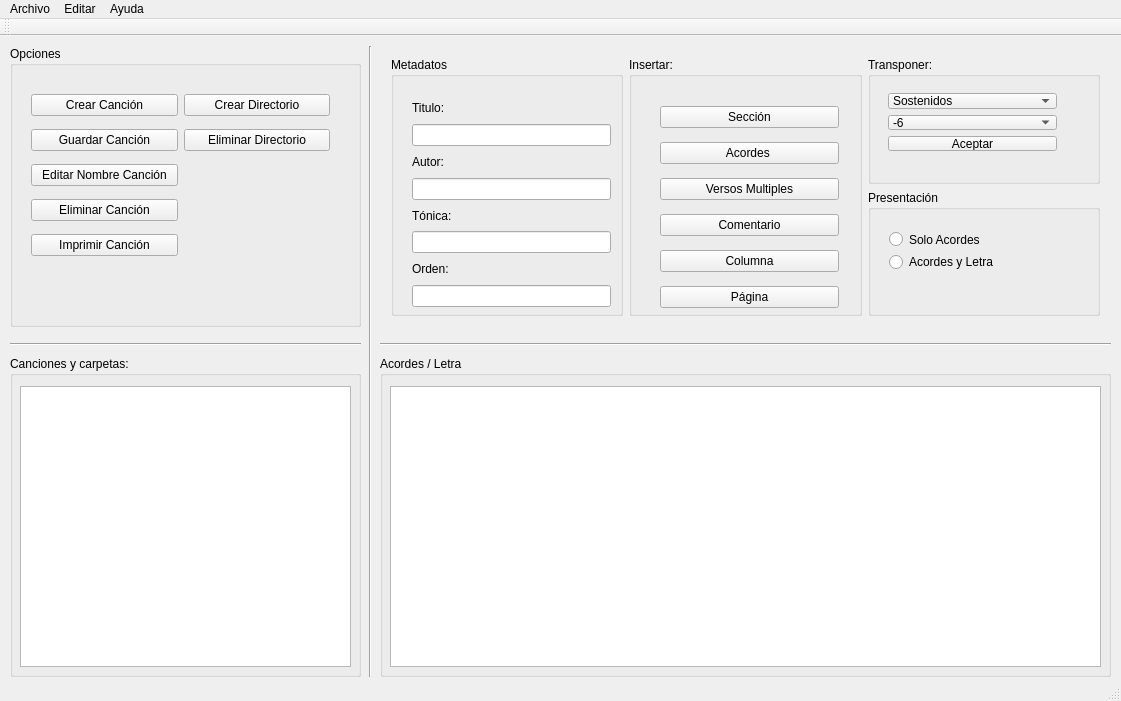
First picture: the form in mainwindow.ui, repository jjalvarezl/SongManager, before the edit.
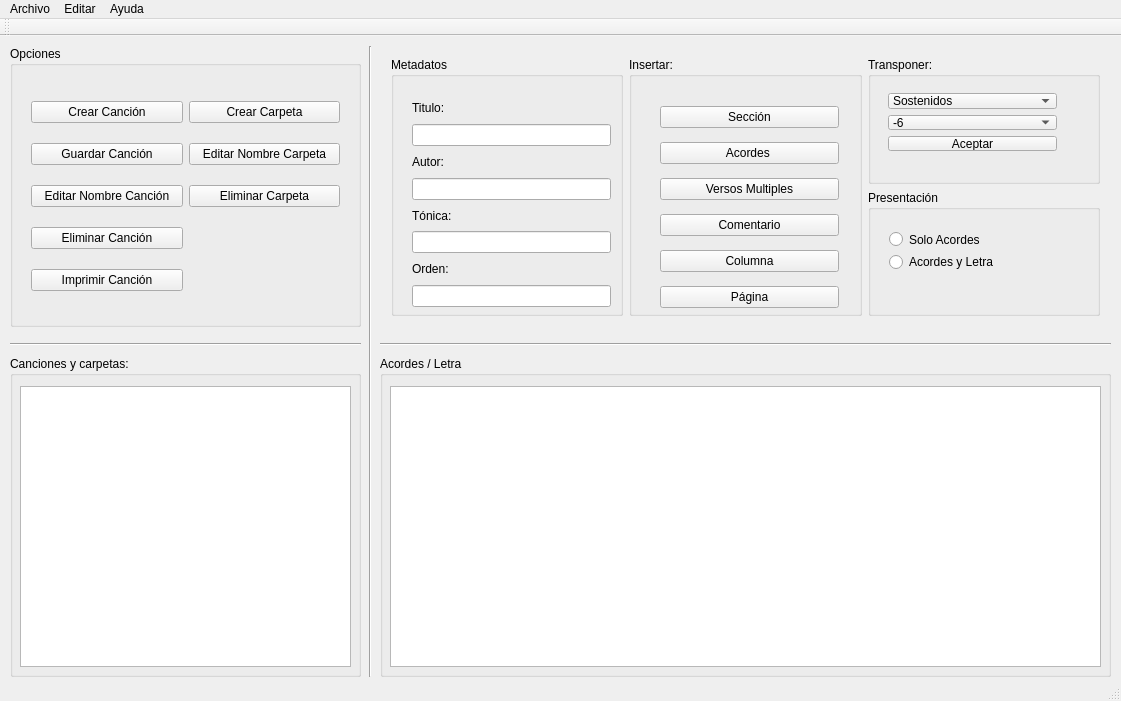
Second picture: the form after the edit.

```diff
--- a/mainwindow.ui
+++ b/mainwindow.ui
@@ -109,13 +109,13 @@
     <property name="title">
      <string>Opciones</string>
     </property>
-    <widget class="QWidget" name="">
+    <widget class="QWidget" name="layoutWidget">
      <property name="geometry">
       <rect>
        <x>10</x>
        <y>30</y>
-       <width>321</width>
-       <height>201</height>
+       <width>331</width>
+       <height>241</height>
       </rect>
      </property>
      <layout class="QGridLayout" name="gridLayout">
@@ -129,7 +129,7 @@
       <item row="0" column="1">
        <widget class="QPushButton" name="pushButtonMakeDir">
         <property name="text">
-         <string>Crear Directorio</string>
+         <string>Crear Carpeta</string>
         </property>
        </widget>
       </item>
@@ -140,13 +140,6 @@
         </property>
        </widget>
       </item>
-      <item row="1" column="1">
-       <widget class="QPushButton" name="pushButtonDeleteDir">
-        <property name="text">
-         <string>Eliminar Directorio</string>
-        </property>
-       </widget>
-      </item>
       <item row="2" column="0">
        <widget class="QPushButton" name="pushButtonEditSongName">
         <property name="text">
@@ -168,6 +161,20 @@
         </property>
        </widget>
       </item>
+      <item row="1" column="1">
+       <widget class="QPushButton" name="pushButtonEditDirName">
+        <property name="text">
+         <string>Editar Nombre Carpeta</string>
+        </property>
+       </widget>
+      </item>
+      <item row="2" column="1">
+       <widget class="QPushButton" name="pushButtonDeleteDir">
+        <property name="text">
+         <string>Eliminar Carpeta</string>
+        </property>
+       </widget>
+      </item>
      </layout>
     </widget>
    </widget>
@@ -184,7 +191,7 @@
      <enum>Qt::Horizontal</enum>
     </property>
    </widget>
-   <widget class="QWidget" name="">
+   <widget class="QWidget" name="layoutWidget">
     <property name="geometry">
      <rect>
       <x>380</x>
```
Left out of the diff: 8 changed lines with no effect on the pictures.
